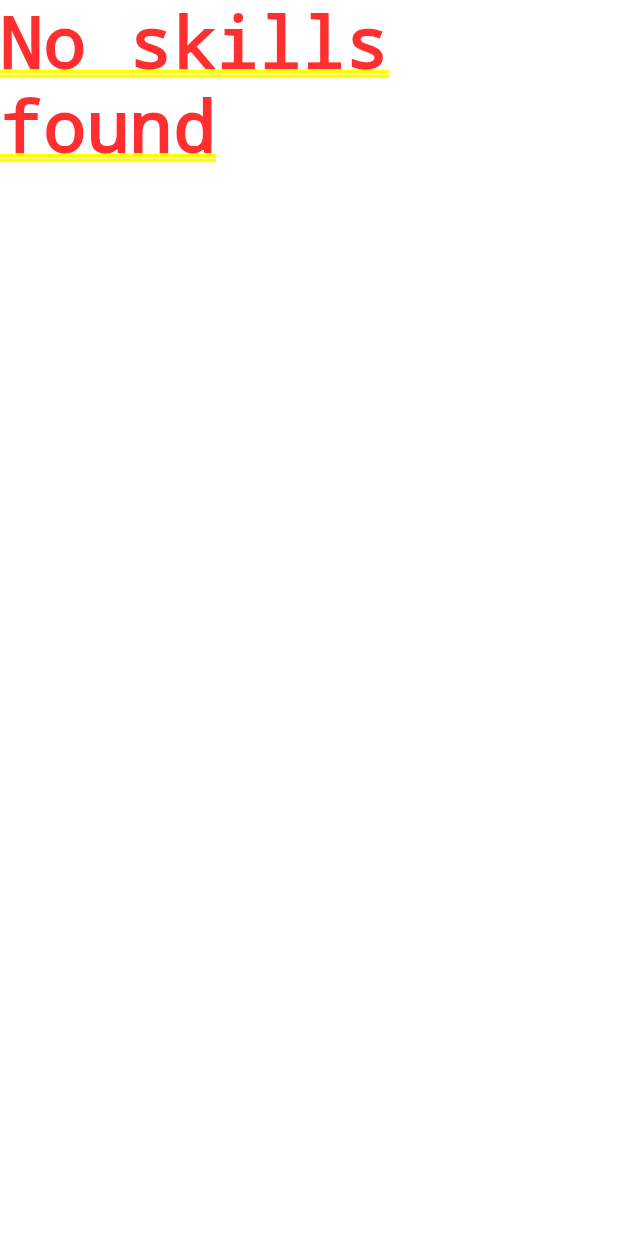
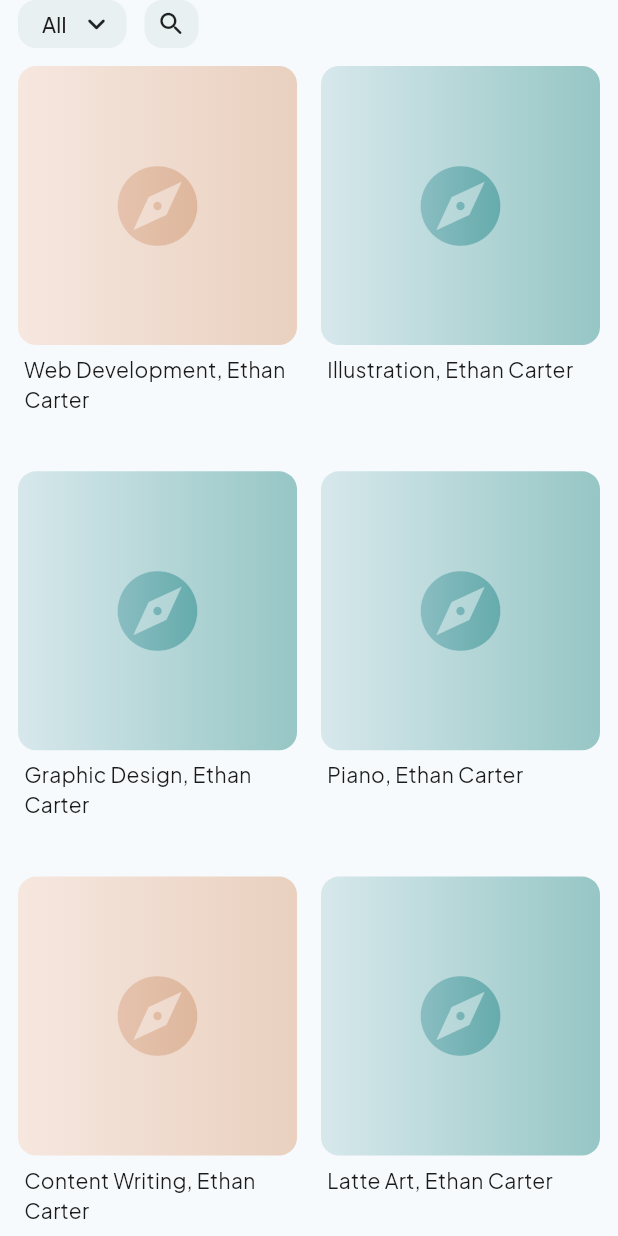
Before and after one commit to MoaazAtik/Reach-Skills, a Flutter app: the ExploreBody widget shown alone on an empty page, opened directly, on a phone screen of 412 x 824 dp. Run offline on Flutter 3.47's test engine with Material 3 defaults, Android fonts, the phone set to English and light mode, and no system bars; our stand-ins replace cloud_firestore, firebase_auth, firebase_core, go_router, shared_preferences; missing offline and left inert: firebase_ui_auth, firebase_ui_localizations; accounts and stored records are empty.

Commit message:
refactor: Temporarily replace dynamic data with mock data
This commit updates the UI components to use mock data for display purposes, likely for development or testing.

- **`ProfileBody`**:
    - User name, bio, interests, email, and last updated time are now displayed using mock strings from `Str`.
    - `_buildInterestsChips` now takes a `List<String>` of interest titles instead of `List<InterestModel>`. The `onTap` functionality for interest chips is commented out.
- **`ExploreBody`**:
    - The loading state, error handling, and empty state checks are commented out.
    - The list of interests is now generated using `Str.mockInterestsTitles`.
    - `InterestCard`s are created with mock data, and the `onInterestTap` callback in `InterestCard` is commented out.
- **`InterestModel.fromMap`**:
    - Now provides default empty string values ('') for `description`, `tags`, `userId`, and `userName` if they are null in the map.
- **`InterestDetails`**:
    - User name and interest description are now displayed using mock strings from `Str`.
- **`Strings.dart`**:
    - Added new mock string lists: `mockSkillsTitles`, `mockWishesTitles`, and `mockInterestsTitles`.

```diff
--- a/lib/core/constants/strings.dart
+++ b/lib/core/constants/strings.dart
@@ -195,6 +195,9 @@ abstract class Str {
   static const mockDaysAgo = 'x days ago';
   static final mockDateTimeObject = DateTime(2025, 7, 1);
   static const mockInterestTitle = 'Graphic Design';
+  static const mockSkillsTitles = ['Web Development', 'Illustration', 'Graphic Design'];
+  static const mockWishesTitles = ['Piano', 'Content Writing', 'Latte Art', 'Digital Marketing'];
+  static const mockInterestsTitles = ['Web Development', 'Illustration', 'Graphic Design', 'Piano', 'Content Writing', 'Latte Art', 'Digital Marketing'];
   static const mockUserName = 'Ethan Carter';
   static const mockUserName2 = 'Liam Johannes';
   static const mockInterestDescription =
--- a/lib/features/explore/ui/explore_body.dart
+++ b/lib/features/explore/ui/explore_body.dart
@@ -27,17 +27,19 @@ class _ExploreBodyState extends State<ExploreBody> {
     final interests = exploreViewModel.interests;
     final interestsStreamError = exploreViewModel.interestsStreamError;
 
-    if (loading) {
-      return const Scaffold(body: Center(child: CircularProgressIndicator()));
-    }
+    List<String> mockList = Str.mockInterestsTitles;
 
-    if (interestsStreamError != null) {
-      return Center(child: Text(interestsStreamError));
-    }
-
-    if (interests == null || interests.isEmpty) {
-      return const Text(Str.noSkillsFound);
-    }
+    // if (loading) {
+    //   return const Scaffold(body: Center(child: CircularProgressIndicator()));
+    // }
+    //
+    // if (interestsStreamError != null) {
+    //   return Center(child: Text(interestsStreamError));
+    // }
+    //
+    // if (interests == null || interests.isEmpty) {
+    //   return const Text(Str.noSkillsFound);
+    // }
 
     return Padding(
       padding: const EdgeInsets.symmetric(horizontal: Styles.padding12),
@@ -73,46 +75,63 @@ class _ExploreBodyState extends State<ExploreBody> {
                 crossAxisSpacing: 16,
                 mainAxisSpacing: 16,
               ),
-              children: [
-                for (final interest in interests)
-                  InterestCard(
-                    interestType: interest.interestType,
-                    title: interest.title,
-                    userName: interest.userName,
+              children:
+              // [
+                List.generate(mockList.length, (index) {
+                  return InterestCard(
+                    interestType: index % 4 != 0 ? InterestType.skill : InterestType.wish,
+                    title: mockList[index],
+                    userName: Str.mockUserName,
                     onTap: () {
-                      widget.onInterestTap(interest);
+                      // Todo uncomment
+                      // widget.onInterestTap(InterestModel(
+                      //   interestType: InterestType.skill,
+                      //   title: mockList[index],
+                      //   userName: Str.mockUserName, id: '', description: '', tags: '', userId: '',
+                      // ));
                     },
-                    // onReach: () async {
-                    //   String? errorMessage;
-                    //   errorMessage = await exploreViewModel.updateFields(
-                    //     currentReceiverId: interest.uid,
-                    //     currentReceiverName: interest.userName,
-                    //   );
-                    //
-                    //   if (errorMessage != null) {
-                    //     ScaffoldMessenger.of(
-                    //       context,
-                    //     ).showSnackBar(SnackBar(content: Text(errorMessage)));
-                    //     return;
-                    //   }
+                  );
+                }),
 
-                    // Navigator.of(context).push(
-                    //   MaterialPageRoute(
-                    //     builder:
-                    //         (_) => MessagesScreen(
-                    //       currentSenderId: exploreViewModel.currentSenderId,
-                    //       currentSenderName:
-                    //       exploreViewModel.currentSenderName,
-                    //       currentReceiverId:
-                    //       exploreViewModel.currentReceiverId,
-                    //       currentReceiverName:
-                    //       exploreViewModel.currentReceiverName,
-                    //     ),
-                    //   ),
-                    // );
-                    // },
-                  ),
-              ],
+                // for (final interest in interests)
+                //   InterestCard(
+                //     interestType: interest.interestType,
+                //     title: interest.title,
+                //     userName: interest.userName,
+                //     onTap: () {
+                //       widget.onInterestTap(interest);
+                //     },
+                //     // onReach: () async {
+                //     //   String? errorMessage;
+                //     //   errorMessage = await exploreViewModel.updateFields(
+                //     //     currentReceiverId: interest.uid,
+                //     //     currentReceiverName: interest.userName,
+                //     //   );
+                //     //
+                //     //   if (errorMessage != null) {
+                //     //     ScaffoldMessenger.of(
+                //     //       context,
+                //     //     ).showSnackBar(SnackBar(content: Text(errorMessage)));
+                //     //     return;
+                //     //   }
+                //
+                //     // Navigator.of(context).push(
+                //     //   MaterialPageRoute(
+                //     //     builder:
+                //     //         (_) => MessagesScreen(
+                //     //       currentSenderId: exploreViewModel.currentSenderId,
+                //     //       currentSenderName:
+                //     //       exploreViewModel.currentSenderName,
+                //     //       currentReceiverId:
+                //     //       exploreViewModel.currentReceiverId,
+                //     //       currentReceiverName:
+                //     //       exploreViewModel.currentReceiverName,
+                //     //     ),
+                //     //   ),
+                //     // );
+                //     // },
+                //   ),
+              // ],
             ),
           ),
         ],
```
Also changed, not shown: lib/features/common/data/skill_model.dart (+4 -4 lines), lib/features/common/widgets/interest_details.dart (+4 -4 lines), lib/features/profile/ui/profile_body.dart (+28 -25 lines).
